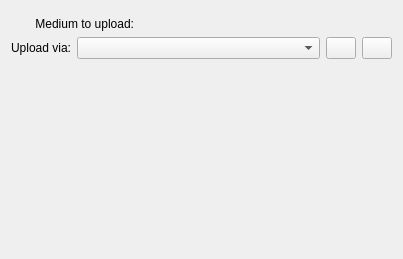
The window that libchoqok/ui/uploadmedia_base.ui (KDE/choqok) describes before a commit, drawn with Qt 5.
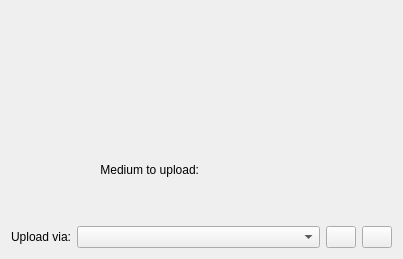
The same window after the commit. Custom widgets are drawn as their Qt base class.

Commit message: Some improvements around media uploading dialog

What changed in the file:
```diff
--- a/libchoqok/ui/uploadmedia_base.ui
+++ b/libchoqok/ui/uploadmedia_base.ui
@@ -10,8 +10,28 @@
     <height>259</height>
    </rect>
   </property>
-  <layout class="QGridLayout" name="gridLayout">
-   <item row="5" column="0" colspan="3">
+  <layout class="QVBoxLayout" name="verticalLayout">
+   <item>
+    <widget class="KImageFilePreview" name="previewer"/>
+   </item>
+   <item>
+    <layout class="QHBoxLayout" name="horizontalLayout_2">
+     <item>
+      <widget class="QLabel" name="label_2">
+       <property name="text">
+        <string>Medium to upload:</string>
+       </property>
+       <property name="alignment">
+        <set>Qt::AlignRight|Qt::AlignTrailing|Qt::AlignVCenter</set>
+       </property>
+      </widget>
+     </item>
+     <item>
+      <widget class="KUrlRequester" name="imageUrl"/>
+     </item>
+    </layout>
+   </item>
+   <item>
     <layout class="QHBoxLayout" name="horizontalLayout">
      <item>
       <widget class="QLabel" name="label">
@@ -73,35 +93,6 @@
      </item>
     </layout>
    </item>
-   <item row="6" column="1" colspan="2">
-    <spacer name="verticalSpacer">
-     <property name="orientation">
-      <enum>Qt::Vertical</enum>
-     </property>
-     <property name="sizeHint" stdset="0">
-      <size>
-       <width>20</width>
-       <height>40</height>
-      </size>
-     </property>
-    </spacer>
-   </item>
-   <item row="2" column="0" colspan="3">
-    <widget class="KImageFilePreview" name="previewer"/>
-   </item>
-   <item row="3" column="1">
-    <widget class="KUrlRequester" name="imageUrl"/>
-   </item>
-   <item row="3" column="0">
-    <widget class="QLabel" name="label_2">
-     <property name="text">
-      <string>Medium to upload:</string>
-     </property>
-     <property name="alignment">
-      <set>Qt::AlignRight|Qt::AlignTrailing|Qt::AlignVCenter</set>
-     </property>
-    </widget>
-   </item>
   </layout>
  </widget>
  <customwidgets>
```
The commit also changes 2 other files.
